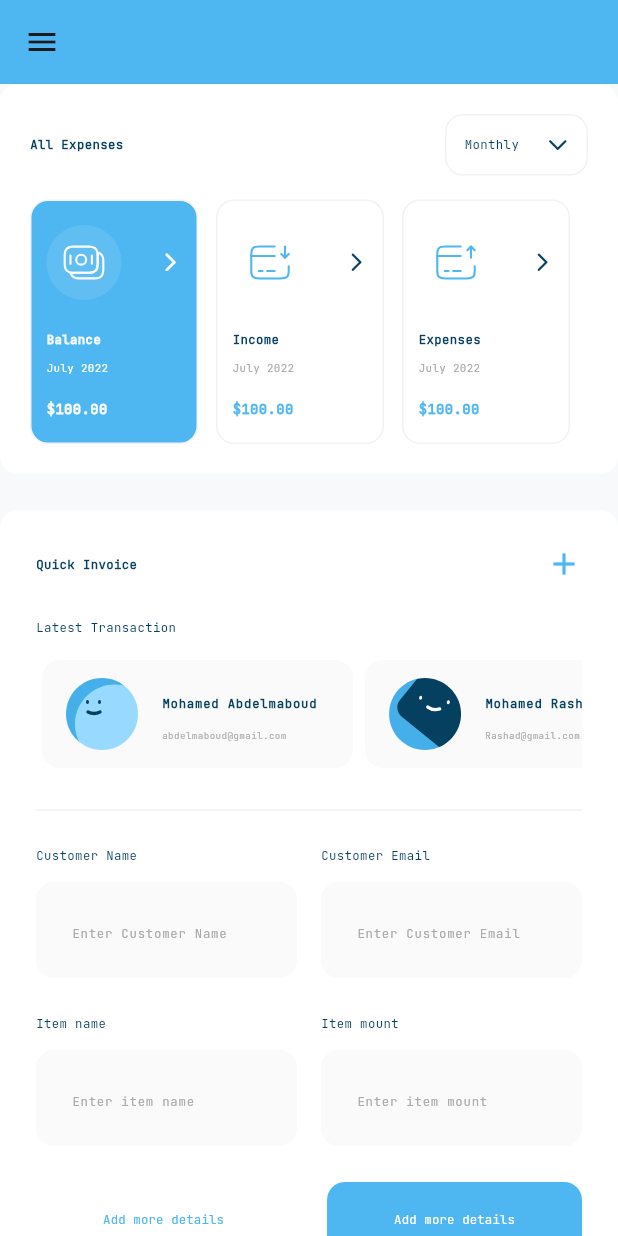
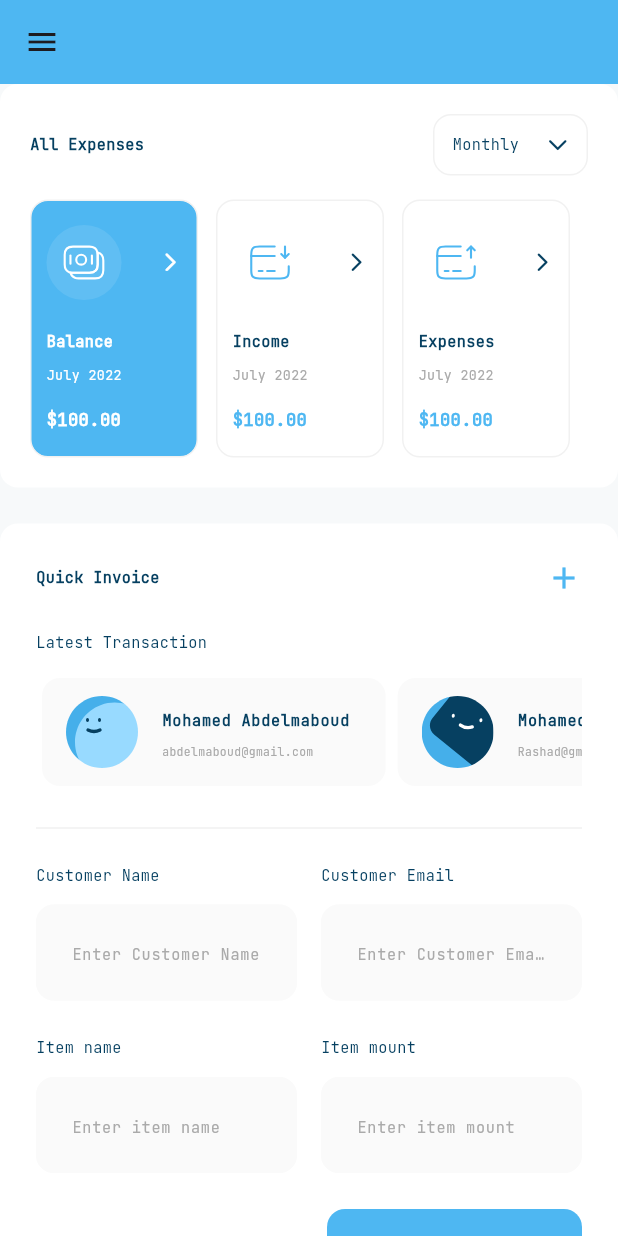
Before and after one commit to MohamedAbdelmaboud/Dashboard, a Flutter app: the screen it shows after launch, on a phone screen of 412 x 824 dp. Run offline on Flutter 3.47's test engine with Material 3 defaults, Android fonts, the phone set to English and light mode, and no system bars; our stand-ins replace device_preview, expandable_page_view, fl_chart, flutter_svg, gap; project files that could hold a hidden picture were left out.

Commit message:
FFINISH THE DASHBOARD ♥

```diff
--- a/lib/core/utils/responsive_fontsize_calculator.dart
+++ b/lib/core/utils/responsive_fontsize_calculator.dart
@@ -19,7 +19,7 @@ double getScaleFactor(BuildContext context) {
 
   double width = MediaQuery.sizeOf(context).width;
   if (width < SizeConfig.tablet) {
-    return width / 800; // scale factor for mobile --> 400 reference width
+    return width / 650; // scale factor for mobile --> 400 reference width
   } else if (width < SizeConfig.desktop) {
     return width / 1100; // scale factor for tablet --> 700 reference width
   } else {
--- a/lib/features/home/ui/widgets/all_expenses/all_expenses_icon.dart
+++ b/lib/features/home/ui/widgets/all_expenses/all_expenses_icon.dart
@@ -14,9 +14,10 @@ class AllExpensesIcon extends StatelessWidget {
 
   @override
   Widget build(BuildContext context) {
+    // two solutions for this
     return Container(
+      width: 50,
       height: 50,
-      width: 50,
       alignment: Alignment.center,
       padding: const EdgeInsets.all(10),
       decoration: BoxDecoration(
@@ -33,5 +34,28 @@ class AllExpensesIcon extends StatelessWidget {
         ),
       ),
     );
+    return ConstrainedBox(
+      constraints: const BoxConstraints(maxHeight: 50),
+      child: AspectRatio(
+        aspectRatio: 1,
+        child: Container(
+          alignment: Alignment.center,
+          padding: const EdgeInsets.all(10),
+          decoration: BoxDecoration(
+            shape: BoxShape.circle,
+            color: const Color(0xFFFFFFFF).withOpacity(0.1),
+          ),
+          child: SizedBox(
+            child: SvgPicture.asset(
+              imagePath,
+              colorFilter: ColorFilter.mode(
+                isActive ? Colors.white : AppColors.primaryColor,
+                BlendMode.srcIn,
+              ),
+            ),
+          ),
+        ),
+      ),
+    );
   }
 }
```
